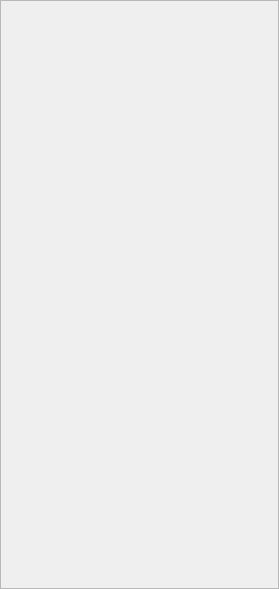
Before: the Qt Designer form ui/selector.ui in creeper5820/pcs, drawn with Qt 5.
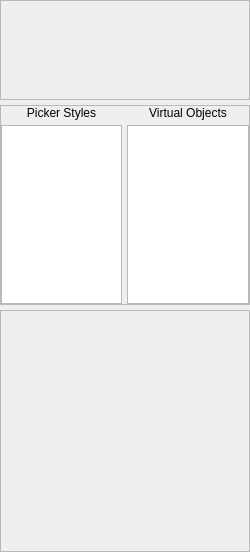
After: the same form once the commit is applied.

Commit message: change operator buttons and add virtual objects like cube

Patch:
```diff
--- a/ui/selector.ui
+++ b/ui/selector.ui
@@ -6,16 +6,28 @@
    <rect>
     <x>0</x>
     <y>0</y>
-    <width>279</width>
-    <height>589</height>
+    <width>250</width>
+    <height>552</height>
    </rect>
   </property>
+  <property name="minimumSize">
+   <size>
+    <width>200</width>
+    <height>0</height>
+   </size>
+  </property>
+  <property name="maximumSize">
+   <size>
+    <width>250</width>
+    <height>16777215</height>
+   </size>
+  </property>
   <property name="windowTitle">
    <string>Form</string>
   </property>
   <layout class="QVBoxLayout" name="verticalLayout">
    <property name="spacing">
-    <number>2</number>
+    <number>5</number>
    </property>
    <property name="leftMargin">
     <number>0</number>
@@ -29,8 +41,91 @@
    <property name="bottomMargin">
     <number>0</number>
    </property>
+   <item>
+    <widget class="QFrame" name="frame_3">
+     <property name="maximumSize">
+      <size>
+       <width>16777215</width>
+       <height>100</height>
+      </size>
+     </property>
+     <property name="frameShape">
+      <enum>QFrame::StyledPanel</enum>
+     </property>
+     <property name="frameShadow">
+      <enum>QFrame::Raised</enum>
+     </property>
+    </widget>
+   </item>
    <item>
     <widget class="QFrame" name="frame">
+     <property name="maximumSize">
+      <size>
+       <width>16777215</width>
+       <height>200</height>
+      </size>
+     </property>
+     <property name="frameShape">
+      <enum>QFrame::StyledPanel</enum>
+     </property>
+     <property name="frameShadow">
+      <enum>QFrame::Raised</enum>
+     </property>
+     <layout class="QHBoxLayout" name="horizontalLayout">
+      <property name="spacing">
+       <number>5</number>
+      </property>
+      <property name="leftMargin">
+       <number>0</number>
+      </property>
+      <property name="topMargin">
+       <number>0</number>
+      </property>
+      <property name="rightMargin">
+       <number>0</number>
+      </property>
+      <property name="bottomMargin">
+       <number>0</number>
+      </property>
+      <item>
+       <layout class="QVBoxLayout" name="verticalLayout_3">
+        <item>
+         <widget class="QLabel" name="label">
+          <property name="text">
+           <string>Picker Styles</string>
+          </property>
+          <property name="alignment">
+           <set>Qt::AlignCenter</set>
+          </property>
+         </widget>
+        </item>
+        <item>
+         <widget class="QListView" name="pickerStyleList"/>
+        </item>
+       </layout>
+      </item>
+      <item>
+       <layout class="QVBoxLayout" name="verticalLayout_2">
+        <item>
+         <widget class="QLabel" name="label_2">
+          <property name="text">
+           <string>Virtual Objects</string>
+          </property>
+          <property name="alignment">
+           <set>Qt::AlignCenter</set>
+          </property>
+         </widget>
+        </item>
+        <item>
+         <widget class="QListView" name="virtualObjectList"/>
+        </item>
+       </layout>
+      </item>
+     </layout>
+    </widget>
+   </item>
+   <item>
+    <widget class="QFrame" name="frame_2">
      <property name="frameShape">
       <enum>QFrame::StyledPanel</enum>
      </property>
```
The commit also changes 25 other files.
